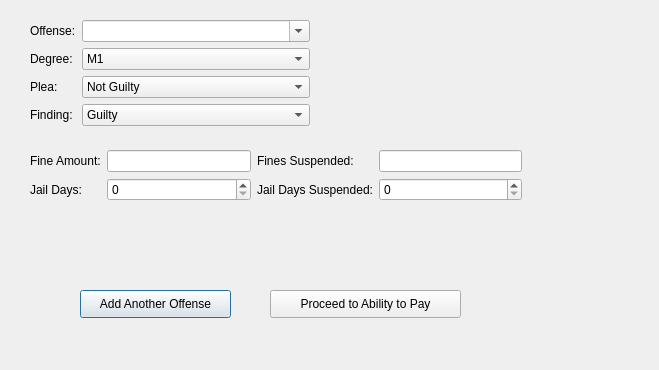
HunterProgram22/MuniEntry, file ui/SentencingDialog.ui: the form before one commit.
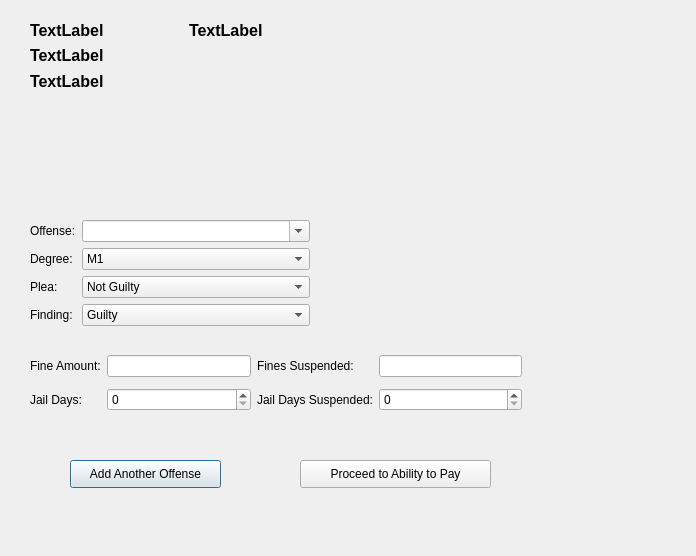
The form after the commit.

Commit message: Added banner information OVI -> Sentencing Dialog.

```diff
--- a/ui/SentencingDialog.ui
+++ b/ui/SentencingDialog.ui
@@ -6,8 +6,8 @@
    <rect>
     <x>0</x>
     <y>0</y>
-    <width>659</width>
-    <height>370</height>
+    <width>696</width>
+    <height>556</height>
    </rect>
   </property>
   <property name="windowTitle">
@@ -16,8 +16,8 @@
   <widget class="QPushButton" name="pushButton">
    <property name="geometry">
     <rect>
-     <x>80</x>
-     <y>290</y>
+     <x>70</x>
+     <y>460</y>
      <width>151</width>
      <height>28</height>
     </rect>
@@ -29,8 +29,8 @@
   <widget class="QPushButton" name="pushButton_2">
    <property name="geometry">
     <rect>
-     <x>270</x>
-     <y>290</y>
+     <x>300</x>
+     <y>460</y>
      <width>191</width>
      <height>28</height>
     </rect>
@@ -43,7 +43,7 @@
    <property name="geometry">
     <rect>
      <x>30</x>
-     <y>20</y>
+     <y>220</y>
      <width>280</width>
      <height>108</height>
     </rect>
@@ -177,16 +177,29 @@
    <property name="geometry">
     <rect>
      <x>30</x>
-     <y>150</y>
+     <y>350</y>
      <width>492</width>
-     <height>52</height>
+     <height>67</height>
     </rect>
    </property>
    <layout class="QGridLayout" name="gridLayout">
-    <item row="0" column="0">
-     <widget class="QLabel" name="label_5">
+    <item row="1" column="2">
+     <widget class="QLabel" name="label_8">
       <property name="text">
-       <string>Fine Amount:</string>
+       <string>Jail Days Suspended:</string>
+      </property>
+     </widget>
+    </item>
+    <item row="1" column="1">
+     <widget class="QSpinBox" name="spinBox"/>
+    </item>
+    <item row="1" column="3">
+     <widget class="QSpinBox" name="spinBox_2"/>
+    </item>
+    <item row="1" column="0">
+     <widget class="QLabel" name="label_7">
+      <property name="text">
+       <string>Jail Days:</string>
       </property>
      </widget>
     </item>
@@ -203,26 +216,81 @@
     <item row="0" column="3">
      <widget class="QLineEdit" name="lineEdit_2"/>
     </item>
+    <item row="0" column="0">
+     <widget class="QLabel" name="label_5">
+      <property name="text">
+       <string>Fine Amount:</string>
+      </property>
+     </widget>
+    </item>
+   </layout>
+  </widget>
+  <widget class="QWidget" name="">
+   <property name="geometry">
+    <rect>
+     <x>30</x>
+     <y>20</y>
+     <width>311</width>
+     <height>71</height>
+    </rect>
+   </property>
+   <layout class="QGridLayout" name="gridLayout_2">
+    <item row="0" column="1">
+     <widget class="QLabel" name="entry_name_label">
+      <property name="font">
+       <font>
+        <pointsize>12</pointsize>
+        <weight>75</weight>
+        <bold>true</bold>
+       </font>
+      </property>
+      <property name="text">
+       <string>TextLabel</string>
+      </property>
+     </widget>
+    </item>
+    <item row="0" column="0">
+     <widget class="QLabel" name="case_no_label">
+      <property name="font">
+       <font>
+        <pointsize>12</pointsize>
+        <weight>75</weight>
+        <bold>true</bold>
+       </font>
+      </property>
+      <property name="text">
+       <string>TextLabel</string>
+      </property>
+     </widget>
+    </item>
     <item row="1" column="0">
-     <widget class="QLabel" name="label_7">
+     <widget class="QLabel" name="defendant_name_label">
+      <property name="font">
+       <font>
+        <pointsize>12</pointsize>
+        <weight>75</weight>
+        <bold>true</bold>
+       </font>
+      </property>
       <property name="text">
-       <string>Jail Days:</string>
+       <string>TextLabel</string>
       </property>
      </widget>
     </item>
-    <item row="1" column="1">
-     <widget class="QSpinBox" name="spinBox"/>
-    </item>
-    <item row="1" column="2">
-     <widget class="QLabel" name="label_8">
+    <item row="2" column="0">
+     <widget class="QLabel" name="counsel_name_label">
+      <property name="font">
+       <font>
+        <pointsize>12</pointsize>
+        <weight>75</weight>
+        <bold>true</bold>
+       </font>
+      </property>
       <property name="text">
-       <string>Jail Days Suspended:</string>
+       <string>TextLabel</string>
       </property>
      </widget>
     </item>
-    <item row="1" column="3">
-     <widget class="QSpinBox" name="spinBox_2"/>
-    </item>
    </layout>
   </widget>
  </widget>
```
The commit also changes 12 other files.
